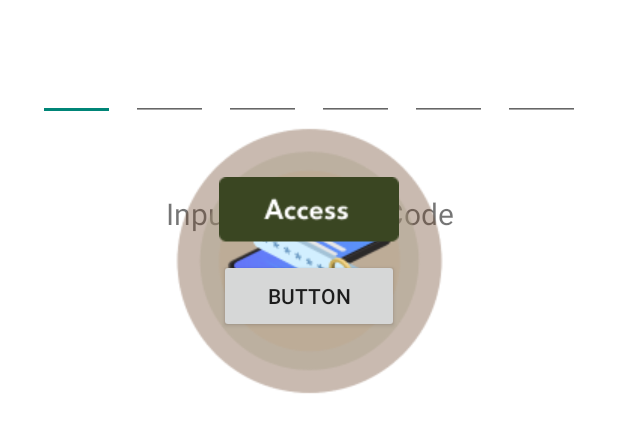
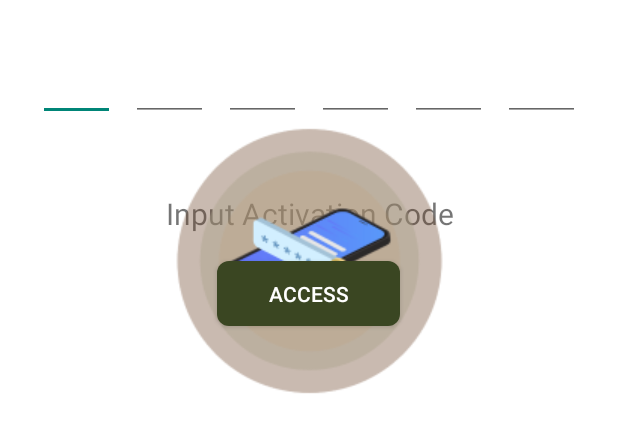
Before and after one commit to louisthelucky/RCreviewcompanion, an Android app: the layout activatelight.xml on its own in the app's theme, with its tools: preview values and no code run, on a phone screen of 412 x 824 dp. Shown: the top 433 px of the screen. Run offline under Robolectric (Android 15) with nearby library versions, the phone set to English and light mode, and no system bars; Roboto replaces fonts that are not available here.

Commit message:
Commit T-T

```diff
--- a/app/src/main/res/layout/activatelight.xml
+++ b/app/src/main/res/layout/activatelight.xml
@@ -123,27 +123,18 @@
         app:layout_constraintTop_toTopOf="@+id/imageView3"
         app:srcCompat="@drawable/display" />
 
-    <ImageView
-        android:id="@+id/imageView5"
-        android:layout_width="wrap_content"
-        android:layout_height="wrap_content"
-        android:layout_marginTop="32dp"
+    <Button
+        android:id="@+id/button"
+        android:layout_width="122dp"
+        android:layout_height="43dp"
+        android:background="@drawable/button"
+        android:text="Access"
+        android:textColor="@color/white"
+        app:layout_constraintBottom_toBottomOf="parent"
         app:layout_constraintEnd_toEndOf="parent"
+        app:layout_constraintHorizontal_bias="0.498"
         app:layout_constraintStart_toStartOf="parent"
         app:layout_constraintTop_toBottomOf="@+id/otp_holder"
-        app:srcCompat="@drawable/accessbtn" />
-
-    <Button
-        android:id="@+id/button"
-        android:layout_width="120dp"
-        android:layout_height="49dp"
-        android:text="Button"
-
-        app:layout_constraintBottom_toBottomOf="parent"
-        app:layout_constraintEnd_toEndOf="parent"
-        app:layout_constraintHorizontal_bias="0.501"
-        app:layout_constraintStart_toStartOf="parent"
-        app:layout_constraintTop_toBottomOf="@+id/otp_holder"
-        app:layout_constraintVertical_bias="0.126" />
+        app:layout_constraintVertical_bias="0.127" />
 
 </androidx.constraintlayout.widget.ConstraintLayout>
```
Also changed, not shown: app/src/main/res/layout/activity_question_view.xml (+2 -12 lines).
